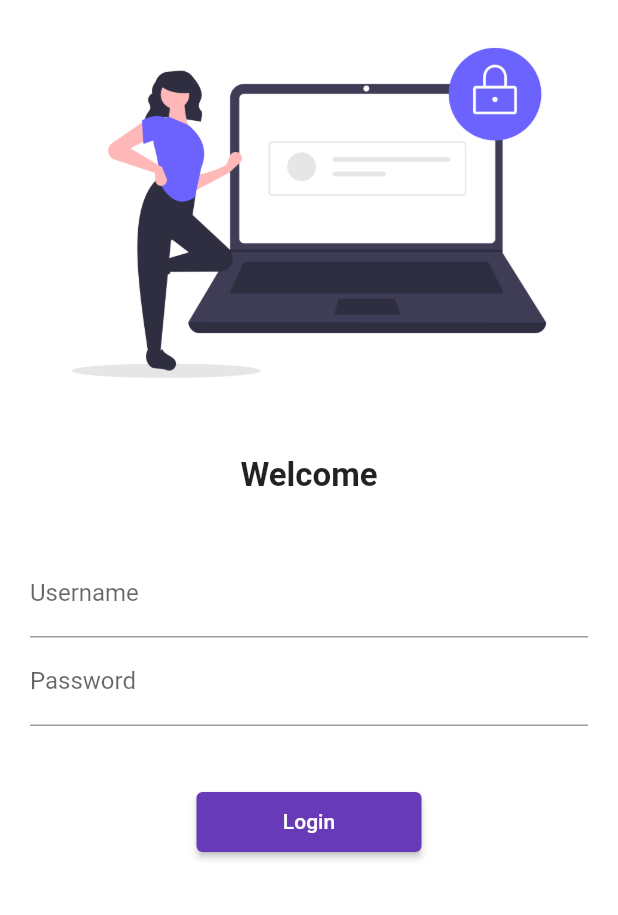
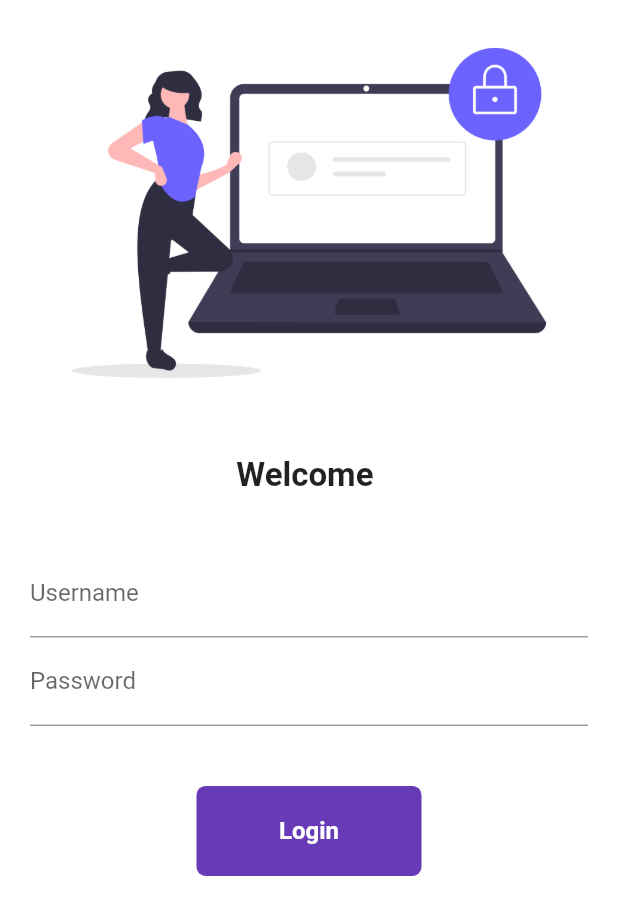
Before and after one commit to AdnanAliChohan/Flutter-Learning-Practice, a Flutter app: the screen it shows after launch, on a phone screen of 412 x 824 dp. Shown: the top 915 px of the screen. Run offline on Flutter 3.47's test engine with Material 2 defaults, Android fonts, the phone set to English and light mode, and no system bars; our stand-ins replace google_fonts.

Commit message:
Custom Button Plus Animation

```diff
--- a/lib/screens/user_profile/login_screen.dart
+++ b/lib/screens/user_profile/login_screen.dart
@@ -1,7 +1,14 @@
 import 'package:flutter/material.dart';
 import 'package:flutter_world/utils/routes.dart';
 
-class LoginScreen extends StatelessWidget {
+class LoginScreen extends StatefulWidget {
+  @override
+  _LoginScreenState createState() => _LoginScreenState();
+}
+
+class _LoginScreenState extends State<LoginScreen> {
+  String name = "";
+  bool changeBtn = false;
   @override
   Widget build(BuildContext context) {
     return Material(
@@ -18,7 +25,7 @@ class LoginScreen extends StatelessWidget {
                 height: 20,
               ),
               Text(
-                "Welcome",
+                "Welcome $name",
                 style: TextStyle(fontSize: 22, fontWeight: FontWeight.bold),
               ),
               SizedBox(
@@ -32,6 +39,10 @@ class LoginScreen extends StatelessWidget {
                     TextFormField(
                       decoration: InputDecoration(
                           hintText: "Enter username", labelText: "Username"),
+                      onChanged: (value) {
+                        name = value;
+                        setState(() {});
+                      },
                     ),
                     TextFormField(
                       obscureText: true,
@@ -41,12 +52,47 @@ class LoginScreen extends StatelessWidget {
                     SizedBox(
                       height: 40,
                     ),
-                    ElevatedButton(
-                        style: TextButton.styleFrom(minimumSize: Size(150, 40)),
-                        onPressed: () {
-                          Navigator.pushNamed(context, MyRoutes.homeRoute);
-                        },
-                        child: Text("Login"))
+                    InkWell(
+                      onTap: () async {
+                        setState(() {
+                          changeBtn = true;
+                        });
+                        await Future.delayed(Duration(seconds: 1));
+                        Navigator.pushNamed(context, MyRoutes.homeRoute);
+                        setState(() {
+                          changeBtn = false;
+                        });
+                      },
+                      child: AnimatedContainer(
+                        duration: Duration(seconds: 1),
+                        width: changeBtn ? 60 : 150,
+                        height: 60,
+                        alignment: Alignment.center,
+                        child: changeBtn
+                            ? Icon(
+                                Icons.done,
+                                color: Colors.white,
+                              )
+                            : Text(
+                                "Login",
+                                style: TextStyle(
+                                    fontSize: 16,
+                                    fontWeight: FontWeight.bold,
+                                    color: Colors.white),
+                              ),
+                        decoration: BoxDecoration(
+                            color: Colors.deepPurple,
+                            borderRadius:
+                                BorderRadius.circular(changeBtn ? 60 : 6)),
+                      ),
+                    ),
+
+                    // ElevatedButton(
+                    //     style: TextButton.styleFrom(minimumSize: Size(150, 40)),
+                    //     onPressed: () {
+                    //       Navigator.pushNamed(context, MyRoutes.homeRoute);
+                    //     },
+                    //     child: Text("Login"))
                   ],
                 ),
               ),
```
